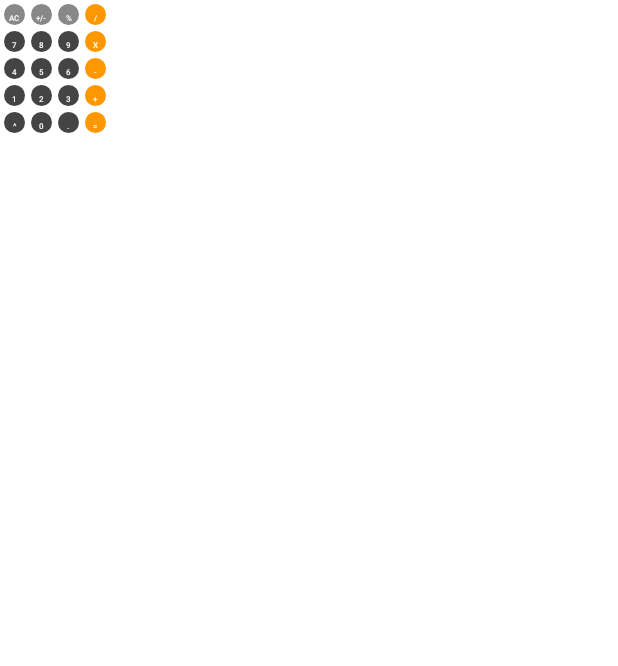
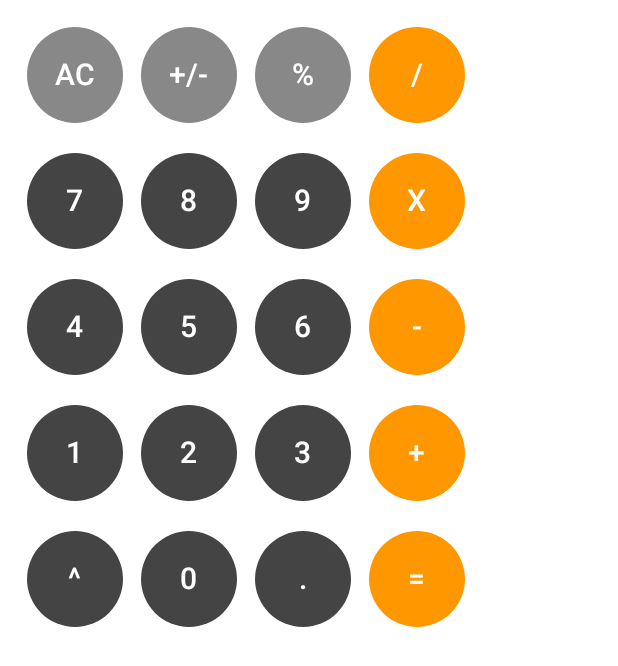
Before and after one commit to abdulhaseeb20/Sample-Calculator-Jetpack, an Android app built with Jetpack Compose: the @Preview function BackgroundTheme, on a phone screen of 412 x 824 dp. Shown: the top 666 px of the screen. Run offline under Robolectric (Android 15) with nearby library versions, the phone set to English and light mode, and no system bars.

Commit message:
changes in ui

```diff
--- a/app/src/main/java/com/example/calculatorsample/MainActivity.kt
+++ b/app/src/main/java/com/example/calculatorsample/MainActivity.kt
@@ -3,6 +3,7 @@ package com.example.calculatorsample
 import android.os.Bundle
 import androidx.activity.ComponentActivity
 import androidx.activity.compose.setContent
+import androidx.compose.foundation.layout.Arrangement
 import androidx.compose.foundation.layout.Column
 import androidx.compose.foundation.layout.PaddingValues
 import androidx.compose.foundation.layout.Row
@@ -34,7 +35,7 @@ class MainActivity : ComponentActivity() {
                     modifier = Modifier.fillMaxSize(),
                     color = MaterialTheme.colorScheme.background
                 ) {
-                    Greeting("Android")
+                    BackgroundTheme()
                 }
             }
         }
@@ -53,7 +54,7 @@ fun Greeting(name: String, modifier: Modifier = Modifier) {
 @Composable
 fun GreetingPreview() {
     CalculatorSampleTheme {
-        Greeting("Android")
+        BackgroundTheme()
     }
 }
 
@@ -61,36 +62,39 @@ fun GreetingPreview() {
 @Composable
 fun BackgroundTheme() {
     val orange = Color(0xFFFF9800)
-    Column {
-        Row {
+    Column (
+        modifier = Modifier.padding(16.dp),
+        verticalArrangement = Arrangement.spacedBy(16.dp)
+    ){
+        Row (horizontalArrangement = Arrangement.spacedBy(8.dp)){
             // AC +/- % /
             CalculatorButton(text = "AC", containerColor = Color.Gray)
             CalculatorButton(text = "+/-", containerColor = Color.Gray)
             CalculatorButton(text = "%", containerColor = Color.Gray)
             CalculatorButton(text = "/", containerColor = orange)
         }
-        Row {
+        Row (horizontalArrangement = Arrangement.spacedBy(8.dp)) {
             // 7 8 9 X
             CalculatorButton(text = "7", containerColor = Color.DarkGray)
             CalculatorButton(text = "8", containerColor = Color.DarkGray)
             CalculatorButton(text = "9", containerColor = Color.DarkGray)
             CalculatorButton(text = "X", containerColor = orange)
         }
-        Row {
+        Row (horizontalArrangement = Arrangement.spacedBy(8.dp)) {
             // 4 5 6 -
             CalculatorButton(text = "4", containerColor = Color.DarkGray)
             CalculatorButton(text = "5", containerColor = Color.DarkGray)
             CalculatorButton(text = "6", containerColor = Color.DarkGray)
             CalculatorButton(text = "-", containerColor = orange)
         }
-        Row {
+        Row (horizontalArrangement = Arrangement.spacedBy(8.dp)) {
             // 1 2 3 +
             CalculatorButton(text = "1", containerColor = Color.DarkGray)
             CalculatorButton(text = "2", containerColor = Color.DarkGray)
             CalculatorButton(text = "3", containerColor = Color.DarkGray)
             CalculatorButton(text = "+", containerColor = orange)
         }
-        Row {
+        Row (horizontalArrangement = Arrangement.spacedBy(8.dp)) {
             // * 0 . =
             CalculatorButton(text = "^", containerColor = Color.DarkGray)
             CalculatorButton(text = "0", containerColor = Color.DarkGray)
@@ -107,19 +111,18 @@ fun CalculatorButton(text: String, containerColor: Color) {
         shape = CircleShape,
         modifier = Modifier
             .padding(2.dp)
-            .width(14.dp)
-            .height(14.dp),
+            .width(64.dp)
+            .height(64.dp),
         colors = ButtonDefaults.buttonColors(
             containerColor = containerColor,
             contentColor = Color.White
         ),
         contentPadding = PaddingValues(0.dp),
-
         )
     {
         Text(
             text = text,
-            fontSize = 5.sp
+            fontSize = 20.sp
         )
     }
 }
```
